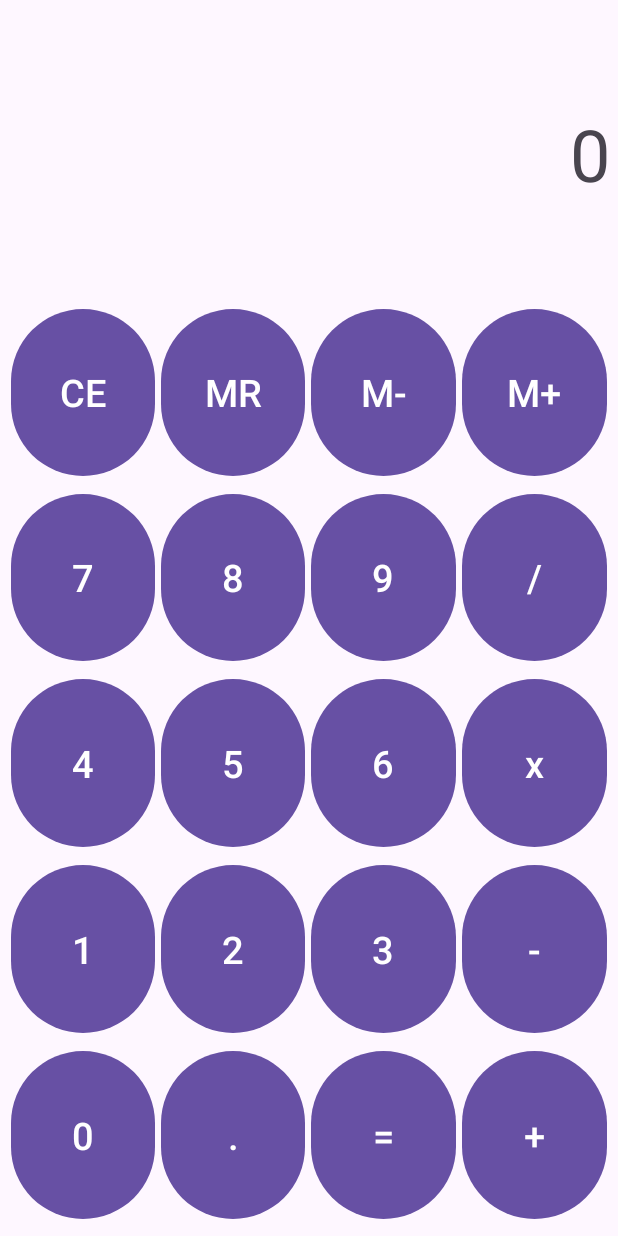
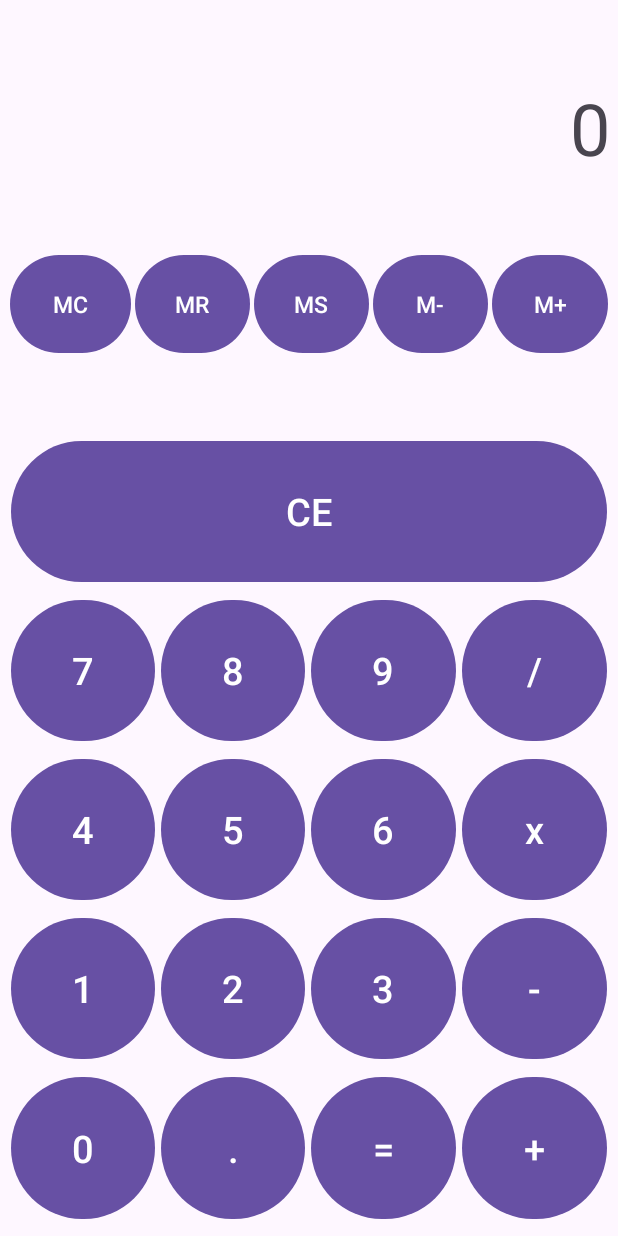
Before and after one commit to TalesMachado404/Calculadora_Cientifica, an Android app: the screen it shows after launch (MainActivity), on a phone screen of 412 x 824 dp. Run offline under Robolectric (Android 15) with nearby library versions, the phone set to English and light mode, and no system bars.

Commit message:
Reestruturação da primeira linha com adção de MC e MS

```diff
--- a/app/src/main/java/com/example/calculadora_cientifica/MainActivity.kt
+++ b/app/src/main/java/com/example/calculadora_cientifica/MainActivity.kt
@@ -40,6 +40,7 @@ class MainActivity : AppCompatActivity() {
         val btnDividir = findViewById<Button>(R.id.btnDividir)
         val btnPonto = findViewById<Button>(R.id.btnPonto)
         val btnIgual = findViewById<Button>(R.id.btnIgual)
+        val btnMC = findViewById<Button>(R.id.btnMC)
         val btnMRC = findViewById<Button>(R.id.btnMRC)
         val btnMMAIS = findViewById<Button>(R.id.btnMMais)
         val btnMMenos = findViewById<Button>(R.id.btnMMenos)
@@ -139,6 +140,11 @@ class MainActivity : AppCompatActivity() {
 
         }
 
+        btnMC.setOnClickListener {
+            MR = 0.0
+            display.text ="0"
+        }
+
         btnMMAIS.setOnClickListener {
             MR += display.text.toString().toDouble()
             display.setText("0")
--- a/app/src/main/res/layout/activity_main.xml
+++ b/app/src/main/res/layout/activity_main.xml
@@ -29,6 +29,59 @@
             />
     </TableRow>
 
+/*Essa linha está os mecanimos de memoria*/
+    <TableRow
+        android:layout_width="match_parent"
+        android:layout_height="match_parent"
+        android:layout_weight="1">
+
+        <Button
+            android:id="@+id/btnMC"
+            android:layout_width="20dp"
+            android:layout_height="73dp"
+            android:layout_margin="1dp"
+            android:layout_weight="1"
+            android:text="MC"
+            android:textSize="15dp" />
+
+        <Button
+            android:id="@+id/btnMRC"
+            android:layout_width="20dp"
+            android:layout_height="73dp"
+            android:layout_margin="1dp"
+            android:layout_weight="1"
+            android:text="MR"
+            android:textSize="15dp" />
+
+        <Button
+            android:id="@+id/btnMS"
+            android:layout_width="20dp"
+            android:layout_height="73dp"
+            android:layout_margin="1dp"
+            android:layout_weight="1"
+            android:text="MS"
+            android:textSize="15dp" />
+
+        <Button
+            android:id="@+id/btnMMenos"
+            android:layout_width="20dp"
+            android:layout_height="73dp"
+            android:layout_margin="1dp"
+            android:layout_weight="1"
+            android:text="M-"
+            android:textSize="15dp" />
+
+        <Button
+            android:id="@+id/btnMMais"
+            android:layout_width="20dp"
+            android:layout_height="73dp"
+            android:layout_margin="1dp"
+            android:layout_weight="1"
+            android:text="M+"
+            android:textSize="15dp" />
+
+    </TableRow>
+
     <TableRow
         android:layout_width="match_parent"
         android:layout_height="match_parent"
@@ -44,32 +97,8 @@
             android:text="CE"
             android:textSize="25dp" />
 
-        <Button
-            android:id="@+id/btnMRC"
-            android:layout_width="0dp"
-            android:layout_height="match_parent"
-            android:layout_margin="2dp"
-            android:layout_weight="1"
-            android:text="MR"
-            android:textSize="25dp" />
 
-        <Button
-            android:id="@+id/btnMMenos"
-            android:layout_width="0dp"
-            android:layout_height="match_parent"
-            android:layout_margin="2dp"
-            android:layout_weight="1"
-            android:text="M-"
-            android:textSize="25dp" />
 
-        <Button
-            android:id="@+id/btnMMais"
-            android:layout_width="0dp"
-            android:layout_height="match_parent"
-            android:layout_margin="2dp"
-            android:layout_weight="1"
-            android:text="M+"
-            android:textSize="25dp" />
 
 
     </TableRow>
```
